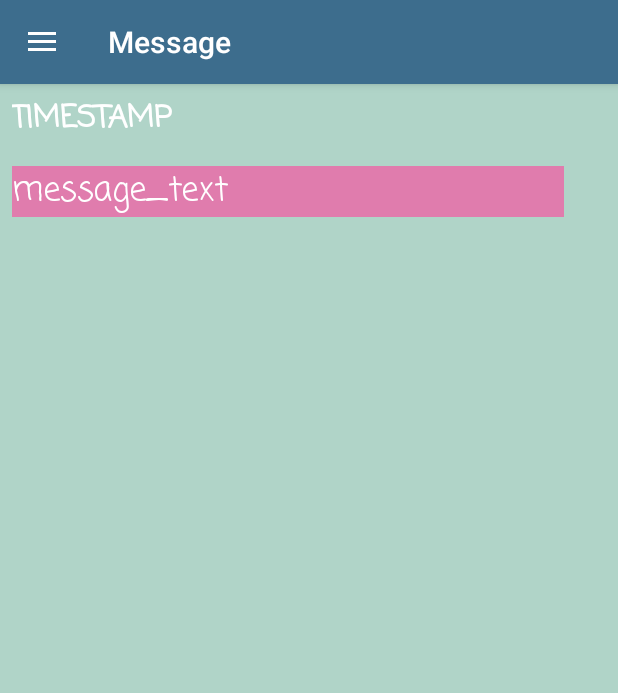
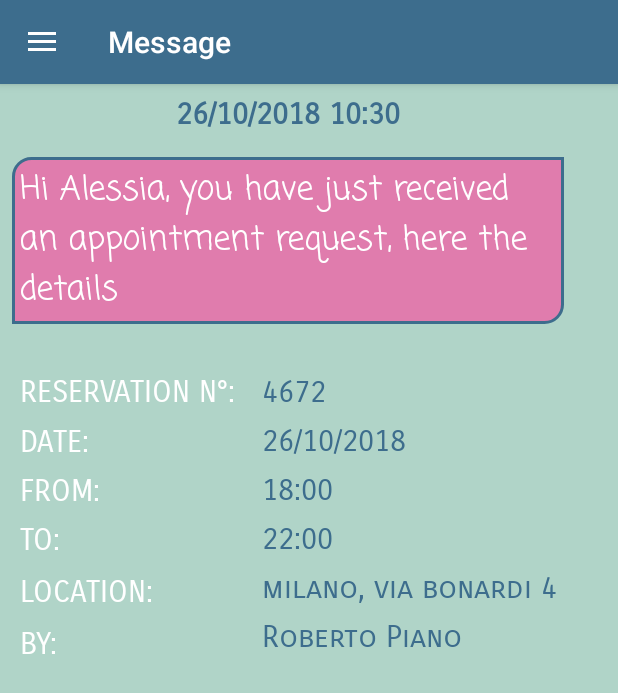
Before and after one commit to ShadiBlizzard/BabyCareFrontend, an Android app: the ResRequestActivity screen opened directly, with no data from a screen before it, on a phone screen of 412 x 824 dp. Shown: the top 693 px of the screen. Run offline under Robolectric (Android 15) with nearby library versions, the phone set to English and light mode, and no system bars.

Commit message:
changed resrequest

```diff
--- a/app/src/main/java/com/example/shadi/babycare/layout_view/BaseActivity.java
+++ b/app/src/main/java/com/example/shadi/babycare/layout_view/BaseActivity.java
@@ -72,7 +72,7 @@ public class BaseActivity extends AppCompatActivity {
                         startActivity(resCaller);
                         break;
                     case R.id.nav_messages:
-                        Intent msgCaller = new Intent(getApplicationContext(), MessagesListActivity.class);
+                        Intent msgCaller = new Intent(getApplicationContext(), ResRequestAnswerActivity.class);
                         //TODO BACKEND RETRIEVE MESSAGES
                         ArrayList<Message> obj = new ArrayList<>();
                         obj.add(new Message());
--- a/app/src/main/java/com/example/shadi/babycare/layout_view/ResRequestActivity.java
+++ b/app/src/main/java/com/example/shadi/babycare/layout_view/ResRequestActivity.java
@@ -15,13 +15,16 @@ import com.example.shadi.babycare.R;
 
 import java.io.IOException;
 import java.util.ArrayList;
+import java.util.Calendar;
+import java.util.Date;
 import java.util.List;
 
 import model.Message;
 
 public class ResRequestActivity extends BaseActivity {
-    private TextView timestamp, seen, text, from, to, date, location;
-    private Message m;
+    private TextView timestamp, id, sender, seen, text, from, to, date, location;
+    private Message m = new Message();
+    private String msg = "Hi Alessia, you have just received an appointment request, here the details";
     @Override
     protected void onCreate(Bundle savedInstanceState) {
         super.onCreate(savedInstanceState);
@@ -33,16 +36,20 @@ public class ResRequestActivity extends BaseActivity {
         nv.getMenu().getItem(1).setChecked(true);
         super.setTitle("Message");
 
-        m = (Message) getIntent().getSerializableExtra("message");
+       // m = (Message) getIntent().getSerializableExtra("message");
 
-        timestamp = findViewById(R.id.res_msg_id);
+
+        timestamp = findViewById(R.id.timestamp);
+        id = findViewById(R.id.res_msg_id);
         text = findViewById(R.id.res_msg_content);
-      /*  sender = findViewById(R.id.res_msg_by);
+        sender = findViewById(R.id.res_msg_by);
 
         date = findViewById(R.id.res_msg_date);
         from = findViewById(R.id.res_msg_from);
         to = findViewById(R.id.res_msg_to);
-        location = findViewById(R.id.res_msg_loc);*/
+        location = findViewById(R.id.res_msg_loc);
+
+
 
     }
 
@@ -50,24 +57,20 @@ public class ResRequestActivity extends BaseActivity {
     public void onPostCreate(@Nullable Bundle savedInstanceState) {
         super.onPostCreate(savedInstanceState);
 
-        timestamp.setText(m.getTimestamp().toString());
-        text.setText(m.getTxt());
-      /*  sender.setText(m.getRes().getPa().getData().getName());
+        Calendar d = m.getTimestamp();
 
-        date.setText(m.getRes().getWhen().toString());
-        from.setText(m.getRes().getStart().toString());
-        to.setText(m.getRes().getEnd().toString());
+        int month = d.get(Calendar.MONTH)+1;
+         timestamp.setText(d.get(Calendar.DAY_OF_MONTH) + "/" + month + "/" + d.get(Calendar.YEAR) + " "
+           + d.get(Calendar.HOUR_OF_DAY) + ":" + d.get(Calendar.MINUTE));
+         id.setText("4672");
+         text.setText(msg);
+         sender.setText("Roberto Piano");
 
-        Geocoder g = new Geocoder(this);
-        List<Address> a = new ArrayList<>();
-        try {
-           a = g.getFromLocation(m.getRes().getLat(), m.getRes().getLongi(), 1);
-        } catch (IOException e) {
-            e.printStackTrace();
-        }
+        date.setText(d.get(Calendar.DAY_OF_MONTH) + "/" + month + "/" + d.get(Calendar.YEAR));
+        from.setText("18:00");
+        to.setText("22:00");
 
-        location.setText(a.get(0).getLocality() + ", " + a.get(0).getThoroughfare());
-*/
+        location.setText("milano, via bonardi 4");
 
 
 
--- a/app/src/main/java/com/example/shadi/babycare/layout_view/ResRequestAnswerActivity.java
+++ b/app/src/main/java/com/example/shadi/babycare/layout_view/ResRequestAnswerActivity.java
@@ -1,5 +1,6 @@
 package com.example.shadi.babycare.layout_view;
 
+import android.content.Intent;
 import android.support.constraint.ConstraintLayout;
 import android.support.v7.app.AppCompatActivity;
 import android.os.Bundle;
@@ -23,6 +24,8 @@ public class ResRequestAnswerActivity extends ResRequestActivity {
         accept.setOnClickListener(new View.OnClickListener() {
             @Override
             public void onClick(View view) {
+                Intent i = new Intent(getApplicationContext(), OkActivity.class);
+                startActivity(i);
                 //TODO backend call, accettazione appuntamento
             }
         });
--- a/app/src/main/res/layout/activity_res_request.xml
+++ b/app/src/main/res/layout/activity_res_request.xml
@@ -21,28 +21,32 @@
             android:layout_marginTop="8dp"
             android:text="TIMESTAMP"
             android:textAppearance="@style/TextBabyCare"
+            android:textColor="@color/mainColor"
+            android:gravity="center"
+            android:fontFamily="sans-serif-smallcaps"
             android:textStyle="bold"
             app:layout_constraintEnd_toEndOf="parent"
             app:layout_constraintStart_toStartOf="parent"
             app:layout_constraintTop_toTopOf="parent" />
 
-        <!--<android.support.constraint.ConstraintLayout
+        <android.support.constraint.ConstraintLayout
             android:id="@+id/boxmsg"
             android:layout_width="0dp"
             android:layout_height="wrap_content"
             android:layout_marginEnd="8dp"
             android:layout_marginStart="8dp"
-            android:layout_marginTop="8dp"
+            android:layout_marginTop="20dp"
+            android:padding="5dp"
             app:layout_constraintEnd_toEndOf="parent"
             app:layout_constraintStart_toStartOf="parent"
-            app:layout_constraintTop_toBottomOf="@+id/timestamp">
+            app:layout_constraintTop_toBottomOf="@+id/res_msg_content">
 
             <android.support.constraint.ConstraintLayout
                 android:id="@+id/cl1"
                 android:layout_width="wrap_content"
                 android:layout_height="0dp"
-                android:layout_marginBottom="8dp"
                 android:paddingRight="10dp"
+
                 app:layout_constraintBottom_toBottomOf="parent"
                 app:layout_constraintStart_toStartOf="parent"
                 app:layout_constraintTop_toTopOf="parent">
@@ -96,9 +100,9 @@
                     android:id="@+id/textview23"
                     android:layout_width="wrap_content"
                     android:layout_height="0dp"
-                    android:layout_marginTop="8dp"
+                    android:layout_marginTop="10dp"
                     android:fontFamily="sans-serif-smallcaps"
-                    android:text="LOCAIION:"
+                    android:text="LOCATION:"
                     android:textColor="@color/text_color_babycare"
                     app:layout_constraintStart_toStartOf="parent"
                     app:layout_constraintTop_toBottomOf="@+id/textview22" />
@@ -107,23 +111,14 @@
                     android:id="@+id/textview24"
                     android:layout_width="wrap_content"
                     android:layout_height="0dp"
-                    android:layout_marginTop="8dp"
+                    android:layout_marginTop="10dp"
                     android:fontFamily="sans-serif-smallcaps"
                     android:text="BY:"
                     android:textColor="@color/text_color_babycare"
                     app:layout_constraintStart_toStartOf="parent"
                     app:layout_constraintTop_toBottomOf="@+id/textview23" />
 
-                <TextView
-                    android:id="@+id/textview25"
-                    android:layout_width="wrap_content"
-                    android:layout_height="0dp"
-                    android:layout_marginTop="8dp"
-                    android:fontFamily="sans-serif-smallcaps"
-                    android:text="FOR:"
-                    android:textColor="@color/text_color_babycare"
-                    app:layout_constraintStart_toStartOf="parent"
-                    app:layout_constraintTop_toBottomOf="@+id/textview24" />
+
             </android.support.constraint.ConstraintLayout>
 
             <TextView
@@ -205,21 +200,9 @@
                 app:layout_constraintStart_toEndOf="@+id/cl1"
                 app:layout_constraintTop_toBottomOf="@id/res_msg_loc" />
 
-            <TextView
-                android:id="@+id/res_msg_for"
-                android:layout_width="wrap_content"
-                android:layout_height="wrap_content"
-                android:layout_marginStart="8dp"
-                android:layout_marginTop="8dp"
-                android:fontFamily="sans-serif-smallcaps"
-                android:text="babysitter name"
 
-                android:textColor="@color/mainColor"
 
-                app:layout_constraintStart_toEndOf="@+id/cl1"
-                app:layout_constraintTop_toBottomOf="@id/res_msg_by" />
-
-        </android.support.constraint.ConstraintLayout>-->
+        </android.support.constraint.ConstraintLayout>
 
         <TextView
             android:id="@+id/res_msg_content"
@@ -228,15 +211,16 @@
             android:layout_height="wrap_content"
             android:layout_marginEnd="8dp"
             android:layout_marginStart="8dp"
+            android:padding="5dp"
             android:layout_marginTop="16dp"
-            android:background="@color/button_babycare_disabled"
+            android:background="@drawable/detail_textview"
             android:fontFamily="casual"
             android:text="message_text"
             android:textColor="@color/text_color_babycare"
             android:textSize="22dp"
             app:layout_constraintEnd_toEndOf="parent"
             app:layout_constraintStart_toStartOf="parent"
-            app:layout_constraintTop_toBottomOf="@+id/timestamp" />
+            app:layout_constraintTop_toBottomOf="@id/timestamp" />
 
         <android.support.constraint.ConstraintLayout
             android:id="@+id/bs_answer_buttons"
@@ -244,9 +228,10 @@
             android:layout_height="wrap_content"
             android:layout_marginEnd="8dp"
             android:layout_marginStart="8dp"
+            android:layout_marginTop="20dp"
             app:layout_constraintEnd_toEndOf="parent"
             app:layout_constraintStart_toStartOf="parent"
-            app:layout_constraintTop_toBottomOf="@+id/res_msg_content">
+            app:layout_constraintTop_toBottomOf="@+id/boxmsg">
 
         </android.support.constraint.ConstraintLayout>
 
```
Also changed, not shown: 8 other files.
